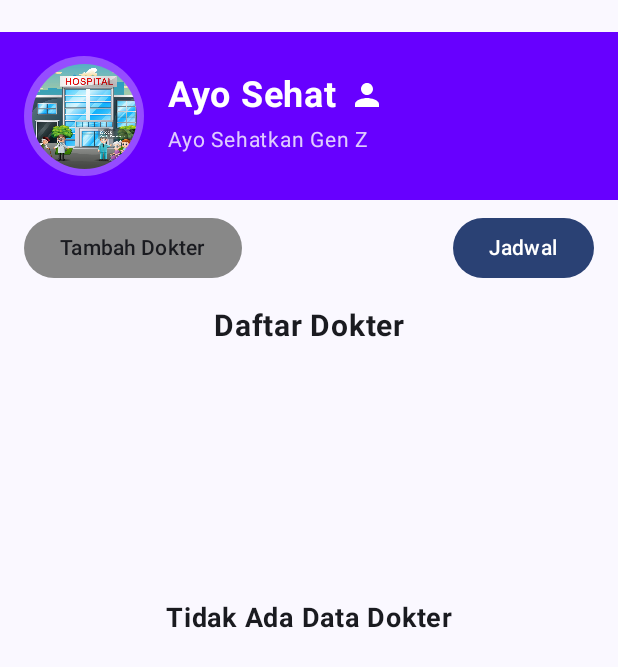
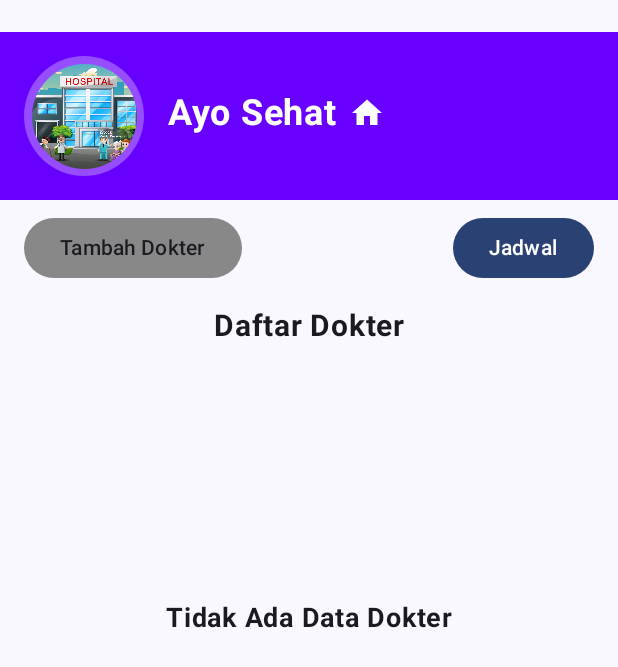
Before and after one commit to muhfarrasm/UcpRoomDatabase_0036, an Android app built with Jetpack Compose: the screen it shows after launch (MainActivity), on a phone screen of 412 x 824 dp. Shown: the top 667 px of the screen. Run offline under Robolectric (Android 15) with nearby library versions, the light colour scheme and no system bars; our stand-ins replace Room's generated code.

Commit message:
fix header

```diff
--- a/app/src/main/java/com/example/ucp2roomdatabase_0036/ui/view/dokter/HomeDokterView.kt
+++ b/app/src/main/java/com/example/ucp2roomdatabase_0036/ui/view/dokter/HomeDokterView.kt
@@ -181,7 +181,7 @@ fun Header(
             ) {
                 Image(
                     painter = painterResource(ID),
-                    contentDescription = "Profil Perusahaan",
+                    contentDescription = "profil",
                     modifier = Modifier
                         .size(70.dp)
                         .clip(RoundedCornerShape(35.dp))
@@ -202,7 +202,7 @@ fun Header(
                     )
                     Spacer(modifier = Modifier.width(8.dp))
                     Icon(
-                        imageVector = Icons.Default.Person,
+                        imageVector = Icons.Default.Home,
                         contentDescription = "ikon",
                         tint = Color.White
                     )
@@ -210,11 +210,7 @@ fun Header(
 
                 Spacer(modifier = Modifier.height(4.dp))
 
-                Text(
-                    text = "Ayo Sehatkan Gen Z",
-                    fontSize = 14.sp,
-                    color = Color.White.copy(alpha = 0.8f)
-                )
+
             }
         }
     }
```
